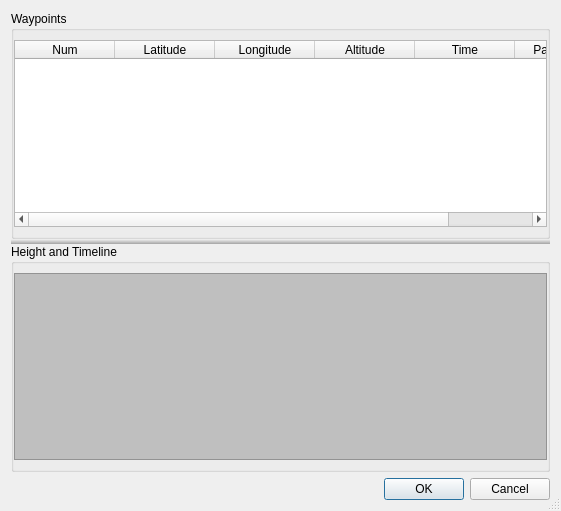
Before: the Qt Designer form ground/src/plugins/opmap/opmap_waypointeditor_dialog.ui in openpilot/OpenPilot, drawn with Qt 5.
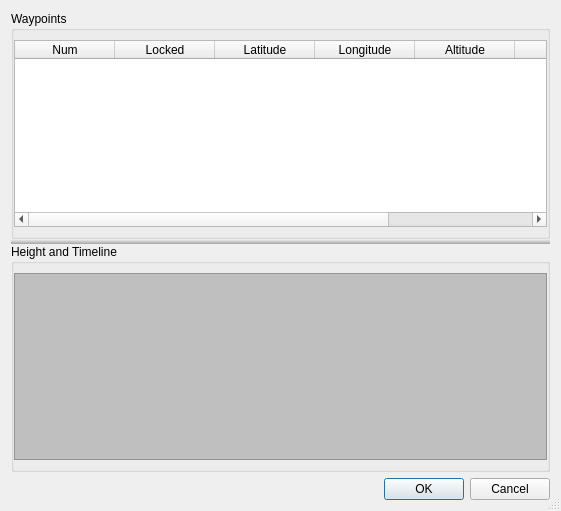
After: the same form once the commit is applied. Icons and pictures are not drawn.

The edit to the form file:
```diff
--- a/ground/src/plugins/opmap/opmap_waypointeditor_dialog.ui
+++ b/ground/src/plugins/opmap/opmap_waypointeditor_dialog.ui
@@ -114,6 +114,11 @@
              <string>Num</string>
             </property>
            </column>
+           <column>
+            <property name="text">
+             <string>Locked</string>
+            </property>
+           </column>
            <column>
             <property name="text">
              <string>Latitude</string>
@@ -136,7 +141,7 @@
            </column>
            <column>
             <property name="text">
-             <string>Pause Time</string>
+             <string>Hold Time</string>
             </property>
            </column>
           </widget>
```
